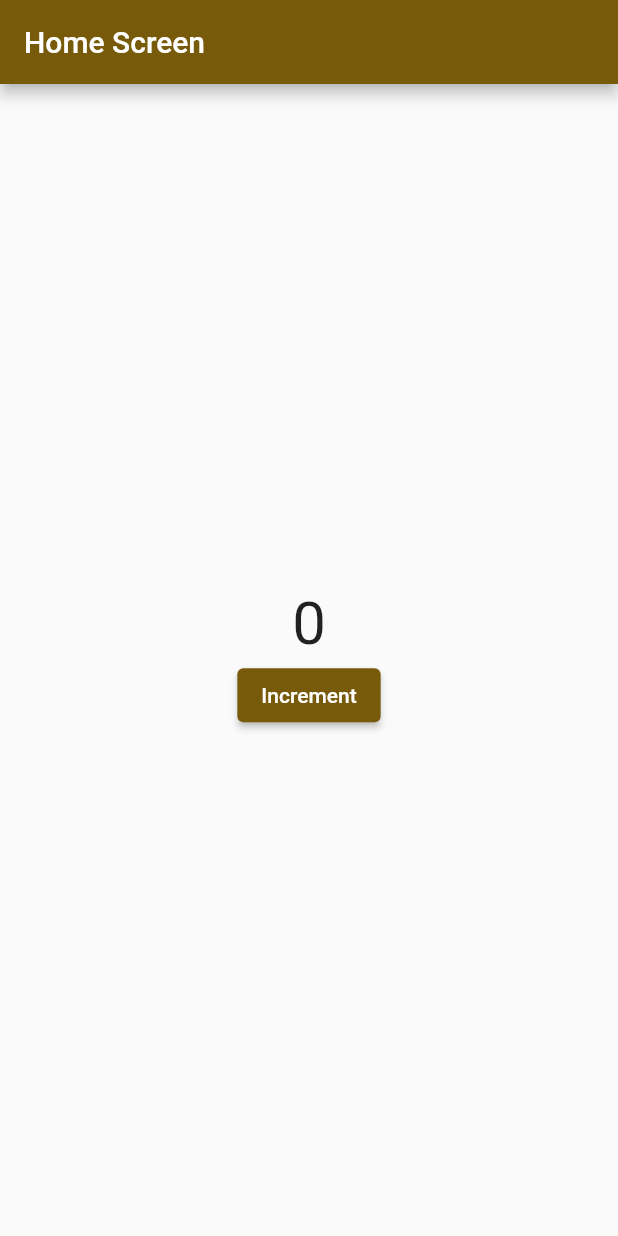
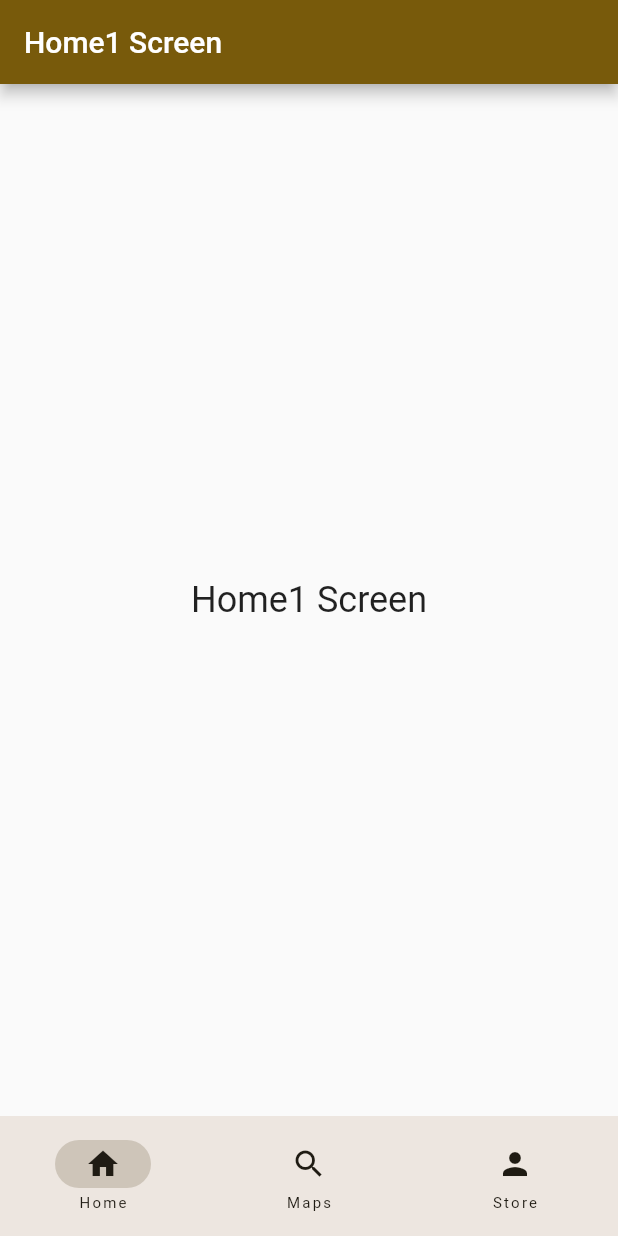
Before and after one commit to buildwithayush/learningGetx, a Flutter app: the screen it shows after launch, on a phone screen of 412 x 824 dp. Run offline on Flutter 3.47's test engine with Material 3 defaults, Android fonts, the phone set to English and light mode, and no system bars; our stand-ins replace get.

Commit message:
GetX Learning Day 2

```diff
--- a/lib/controller/home_screen_controller.dart
+++ b/lib/controller/home_screen_controller.dart
@@ -1,6 +1,11 @@
+import 'package:flutter/material.dart';
 import 'package:get/get.dart';
+import 'package:getxlearn/screens/home.dart';
+import 'package:getxlearn/screens/maps_screen.dart';
+import 'package:getxlearn/screens/store_screen.dart';
 
 class HomeScreenController extends GetxController {
-  RxInt counter = 0.obs;
 
+   RxInt selectedIndex = 0.obs;
+   List<Widget> screens = [const Home(),const MapsScreen(),const StoreScreen()];
 }
--- /dev/null
+++ b/lib/screens/home.dart
@@ -0,0 +1,23 @@
+import 'package:flutter/material.dart';
+
+class Home extends StatefulWidget {
+  const Home({super.key});
+
+  @override
+  State<Home> createState() => _MapsScreenState();
+}
+
+class _MapsScreenState extends State<Home> {
+  @override
+  Widget build(BuildContext context) {
+    return Scaffold(
+      appBar: AppBar(title: const Text('Home1 Screen')),
+      body: Center(
+        child: Text(
+          'Home1 Screen',
+          style: TextStyle(fontSize: 24),
+        ),
+      ),
+    );
+  }
+}
--- a/lib/screens/home_screen.dart
+++ b/lib/screens/home_screen.dart
@@ -2,36 +2,34 @@ import 'package:flutter/material.dart';
 import 'package:get/get.dart';
 import 'package:getxlearn/controller/home_screen_controller.dart';
 
+
 class HomeScreen extends StatelessWidget {
-  const HomeScreen({super.key});
+   HomeScreen({super.key});
+
+
 
   @override
   Widget build(BuildContext context) {
+    final HomeScreenController controller = Get.put(HomeScreenController());
+    return Scaffold(
 
-    final controller = Get.put(HomeScreenController());
+      body: Obx(() => controller.screens[controller.selectedIndex.value]),
+      bottomNavigationBar: Obx(
+        () => NavigationBar(
 
-    return Scaffold(
-      appBar: AppBar(title: const Text('Home Screen')),
-      body: Center(
-        child: Column(
-          mainAxisAlignment: MainAxisAlignment.center,
-          crossAxisAlignment: CrossAxisAlignment.center,
-          children: [
+          selectedIndex: controller.selectedIndex.value,
 
+          onDestinationSelected: (value) {
 
-            Obx(() {
-              return Text(
-                controller.counter.toString(),
-                style: TextStyle(fontSize: 40),
-              );
-            }),
+            controller.selectedIndex.value = value;
 
-            ElevatedButton(
-              onPressed: () {
-                controller.counter++;
-              },
-              child: Text('Increment'),
-            ),
+          },
+          destinations: [
+
+            NavigationDestination(icon: Icon(Icons.home), label: 'Home'),
+            NavigationDestination(icon: Icon(Icons.search), label: 'Maps'),
+            NavigationDestination(icon: Icon(Icons.person), label: 'Store'),
+
           ],
         ),
       ),
```
Also changed, not shown: lib/screens/maps_screen.dart (added, +23 -0 lines), lib/screens/store_screen.dart (added, +23 -0 lines).
